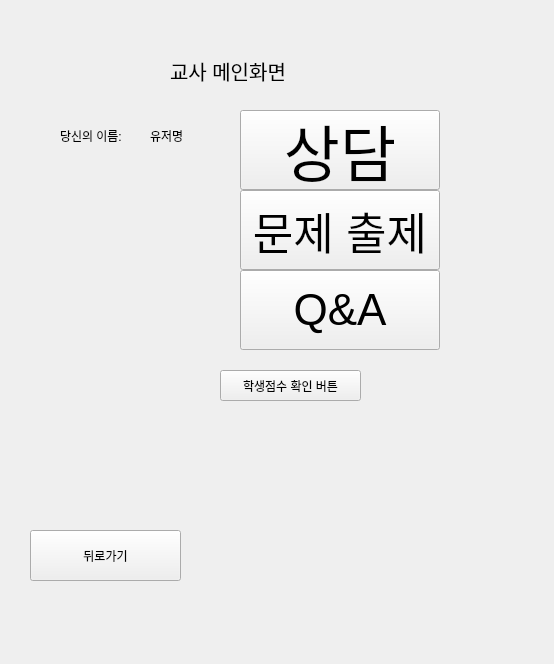
Qt form teacher_client.ui (Eduappproject/education_application) before a commit.
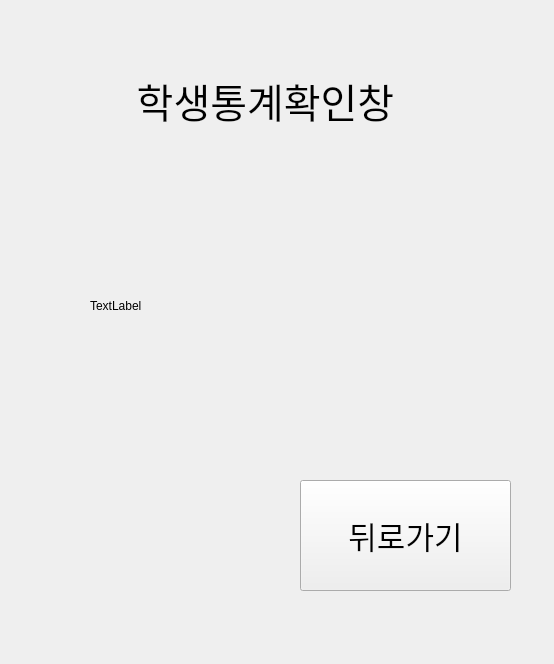
The same form after that commit.

The edit to the form file:
```diff
--- a/teacher_client.ui
+++ b/teacher_client.ui
@@ -26,7 +26,7 @@
     </rect>
    </property>
    <property name="currentIndex">
-    <number>4</number>
+    <number>12</number>
    </property>
    <widget class="QWidget" name="page">
     <widget class="QLabel" name="label_3">
@@ -479,10 +479,10 @@
     <widget class="QPushButton" name="StudentScore_Button_1">
      <property name="geometry">
       <rect>
-       <x>210</x>
-       <y>360</y>
-       <width>141</width>
-       <height>31</height>
+       <x>230</x>
+       <y>340</y>
+       <width>201</width>
+       <height>71</height>
       </rect>
      </property>
      <property name="text">
@@ -1375,6 +1375,60 @@
      </property>
     </widget>
    </widget>
+   <widget class="QWidget" name="page_8">
+    <widget class="QLabel" name="label_8">
+     <property name="geometry">
+      <rect>
+       <x>100</x>
+       <y>40</y>
+       <width>311</width>
+       <height>101</height>
+      </rect>
+     </property>
+     <property name="font">
+      <font>
+       <pointsize>30</pointsize>
+      </font>
+     </property>
+     <property name="text">
+      <string>학생통계확인창</string>
+     </property>
+     <property name="alignment">
+      <set>Qt::AlignCenter</set>
+     </property>
+    </widget>
+    <widget class="QLabel" name="label_17">
+     <property name="geometry">
+      <rect>
+       <x>80</x>
+       <y>150</y>
+       <width>261</width>
+       <height>291</height>
+      </rect>
+     </property>
+     <property name="text">
+      <string>TextLabel</string>
+     </property>
+    </widget>
+    <widget class="QPushButton" name="stubackButton">
+     <property name="geometry">
+      <rect>
+       <x>290</x>
+       <y>470</y>
+       <width>211</width>
+       <height>111</height>
+      </rect>
+     </property>
+     <property name="font">
+      <font>
+       <pointsize>23</pointsize>
+      </font>
+     </property>
+     <property name="text">
+      <string>뒤로가기</string>
+     </property>
+    </widget>
+   </widget>
   </widget>
  </widget>
  <resources/>
```
Left out of the diff: 18 changed lines with no effect on the pictures.
